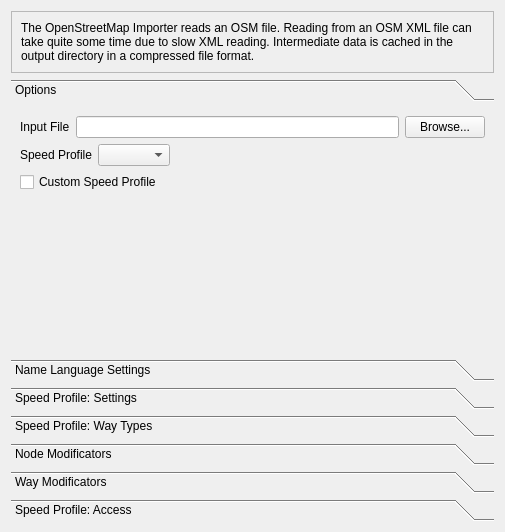
Old version of the form plugins/osmimporter/oisettingsdialog.ui in the repository shentok/MoNav.
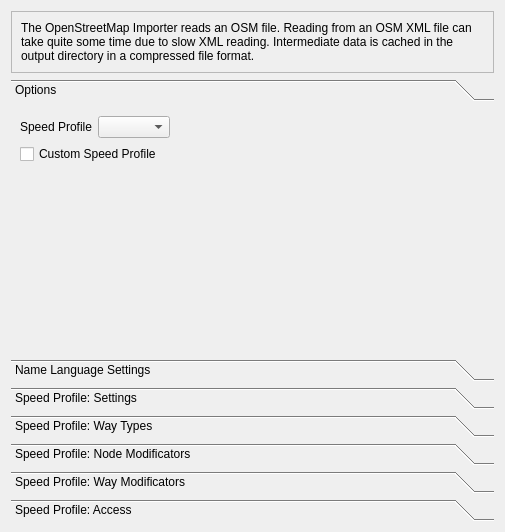
New version of the form.

What changed in the file:
```diff
--- a/plugins/osmimporter/oisettingsdialog.ui
+++ b/plugins/osmimporter/oisettingsdialog.ui
@@ -75,42 +75,6 @@
        <string>Options</string>
       </attribute>
       <layout class="QVBoxLayout" name="verticalLayout_5">
-       <item>
-        <layout class="QHBoxLayout" name="horizontalLayout_2">
-         <item>
-          <widget class="QLabel" name="label_2">
-           <property name="sizePolicy">
-            <sizepolicy hsizetype="Fixed" vsizetype="Fixed">
-             <horstretch>0</horstretch>
-             <verstretch>0</verstretch>
-            </sizepolicy>
-           </property>
-           <property name="text">
-            <string>Input File</string>
-           </property>
-           <property name="buddy">
-            <cstring>inputEdit</cstring>
-           </property>
-          </widget>
-         </item>
-         <item>
-          <widget class="QLineEdit" name="inputEdit"/>
-         </item>
-         <item>
-          <widget class="QPushButton" name="browseButton">
-           <property name="sizePolicy">
-            <sizepolicy hsizetype="Fixed" vsizetype="Fixed">
-             <horstretch>0</horstretch>
-             <verstretch>0</verstretch>
-            </sizepolicy>
-           </property>
-           <property name="text">
-            <string>Browse...</string>
-           </property>
-          </widget>
-         </item>
-        </layout>
-       </item>
        <item>
         <layout class="QHBoxLayout" name="horizontalLayout_6">
          <item>
@@ -442,7 +406,7 @@
        </rect>
       </property>
       <attribute name="label">
-       <string>Node Modificators</string>
+       <string>Speed Profile: Node Modificators</string>
       </attribute>
       <layout class="QVBoxLayout" name="verticalLayout_7">
        <item>
@@ -488,7 +452,7 @@
        </rect>
       </property>
       <attribute name="label">
-       <string>Way Modificators</string>
+       <string>Speed Profile: Way Modificators</string>
       </attribute>
       <layout class="QVBoxLayout" name="verticalLayout_8">
        <item>
```
Left out of the diff: 25 changed lines with no effect on the pictures.
